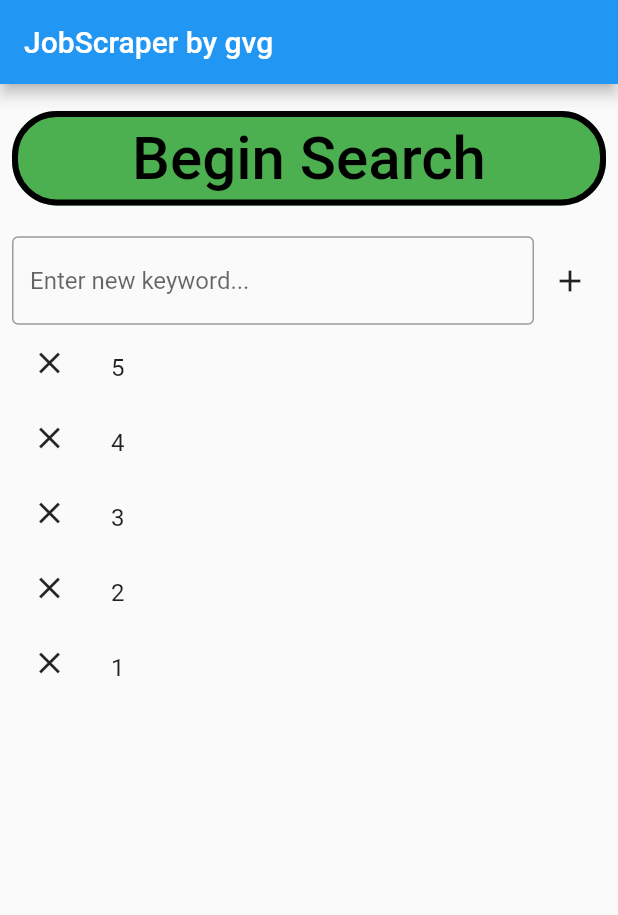
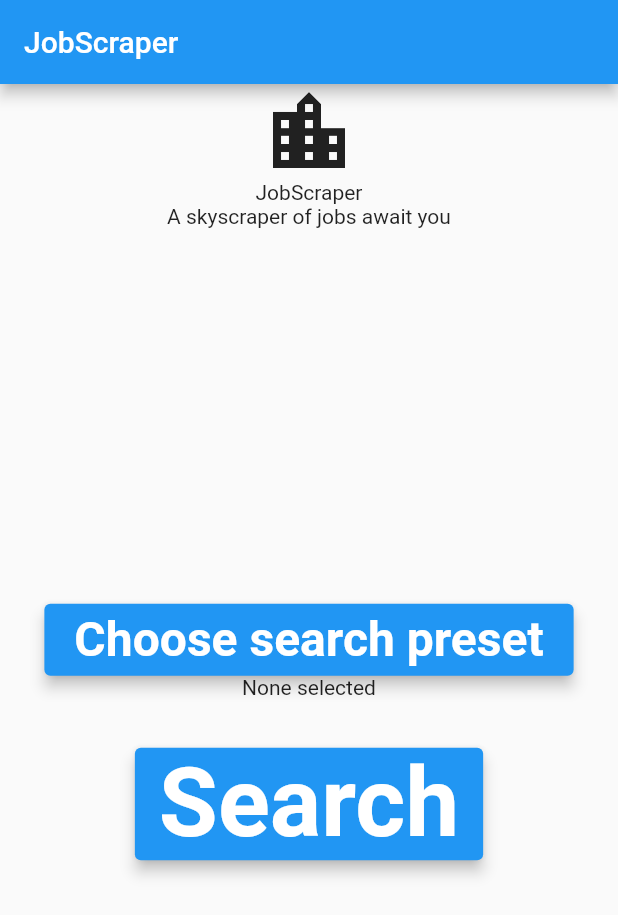
Before and after one commit to ClassyChameleon/gvg_job_scraper, a Flutter app: the screen it shows after launch, on a phone screen of 412 x 824 dp. Shown: the top 915 px of the screen. Run offline on Flutter 3.47's test engine with Material 2 defaults, Android fonts, the light colour scheme and no system bars.

Commit message:
Planning and home page added

```diff
--- /dev/null
+++ b/lib/components/app_bar.dart
@@ -0,0 +1,9 @@
+import 'package:flutter/material.dart';
+
+// The AppBar to be used for all pages
+class GlobalAppBar extends AppBar {
+  GlobalAppBar({super.key})
+      : super(
+          title: const Text('JobScraper'),
+        );
+}
--- /dev/null
+++ b/lib/database/schema.dart
@@ -0,0 +1,6 @@
+// Go over your database. Keywords and search presets might use redundant table.
+List<String> createTables = [
+  'CREATE TABLE search_presets(preset_name VARCHAR PRIMARY KEY)',
+  'CREATE TABLE keywords(keyword VARCHAR PRIMARY KEY)',
+  'CREATE TABLE search_presets_and_keywords',
+];
--- a/lib/main.dart
+++ b/lib/main.dart
@@ -1,7 +1,7 @@
 // ignore_for_file: prefer_const_constructors, prefer_const_literals_to_create_immutables
 
 import 'package:flutter/material.dart';
-import 'package:flutter/services.dart';
+import 'package:gvg_job_scraper/pages/home.dart';
 
 void main() {
   runApp(const MainApp());
@@ -26,116 +26,8 @@
 
   @override
   Widget build(BuildContext context) {
-    return MaterialApp(
-      home: Scaffold(
-        appBar: AppBar(
-          title: Text('JobScraper by gvg'),
-        ),
-        body: Padding(
-          padding: EdgeInsets.all(8),
-          child: Column(
-            mainAxisAlignment: MainAxisAlignment.center,
-            crossAxisAlignment: CrossAxisAlignment.center,
-            children: [
-              SizedBox(
-                height: 10,
-              ),
-              TextButton(
-                onPressed: onPressed,
-                style: ButtonStyle(
-                  backgroundColor:
-                      MaterialStatePropertyAll<Color>(Colors.green),
-                  shape: MaterialStateProperty.all(
-                    RoundedRectangleBorder(
-                        borderRadius: BorderRadius.circular(30.0),
-                        side: BorderSide(color: Colors.black, width: 4.0)),
-                  ),
-                ),
-                child: Row(
-                  mainAxisAlignment: MainAxisAlignment.center,
-                  children: [
-                    Text('Begin Search',
-                        style: TextStyle(color: Colors.black, fontSize: 40.0)),
-                  ],
-                ),
-              ),
-              SizedBox(
-                height: 20,
-              ),
-              SizedBox(
-                height: 60.0,
-                width: 500.0,
-                child: Row(
-                  crossAxisAlignment: CrossAxisAlignment.center,
-                  mainAxisAlignment: MainAxisAlignment.center,
-                  children: [
-                    Expanded(
-                      child: TextField(
-                        controller: textController,
-                        decoration: InputDecoration(
-                          border: OutlineInputBorder(),
-                          hintText: 'Enter new keyword...',
-                        ),
-                      ),
-                    ),
-                    Row(
-                      children: [
-                        IconButton(
-                          onPressed: addKeyword,
-                          icon: Icon(Icons.add),
-                        )
-                      ],
-                    ),
-                  ],
-                ),
-              ),
-              Expanded(
-                child: ListView.builder(
-                  itemCount: keywords.length,
-                  itemBuilder: (BuildContext context, int index) {
-                    return Row(
-                      crossAxisAlignment: CrossAxisAlignment.end,
-                      children: [
-                        SizedBox(
-                          height: 50,
-                          width: 50,
-                          child: IconButton(
-                            onPressed: () {
-                              keywords.remove(keywords
-                                  .elementAt(keywords.length - index - 1));
-                              setState(() {});
-                            },
-                            icon: Icon(Icons.close),
-                          ),
-                        ),
-                        SizedBox(
-                          height: 50,
-                          width: 320,
-                          child: ListTile(
-                            title: Text(
-                              keywords.elementAt(keywords.length - index - 1),
-                              maxLines: 3,
-                              overflow: TextOverflow.fade,
-                            ),
-                          ),
-                        ),
-                      ],
-                    );
-                  },
-                ),
-              ),
-            ],
-          ),
-        ),
-      ),
-    );
+    return MaterialApp(routes: {
+      '/': (context) => Home(),
+    });
   }
-
-  addKeyword() {
-    keywords.add(textController.text);
-    textController.clear();
-    setState(() {});
-  }
-
-  void onPressed() {}
 }
--- /dev/null
+++ b/lib/pages/home.dart
@@ -0,0 +1,97 @@
+// ignore_for_file: prefer_const_constructors, sort_child_properties_last, prefer_const_literals_to_create_immutables
+
+import 'package:flutter/material.dart';
+import 'package:gvg_job_scraper/components/app_bar.dart';
+
+class Home extends StatefulWidget {
+  const Home({super.key});
+
+  @override
+  State<Home> createState() => _HomeState();
+}
+
+class _HomeState extends State<Home> {
+  @override
+  Widget build(BuildContext context) {
+    return Scaffold(
+      appBar: GlobalAppBar(),
+      body: Center(
+        child: Column(
+          children: [
+            Column(
+              mainAxisAlignment: MainAxisAlignment.start,
+              crossAxisAlignment: CrossAxisAlignment.center,
+              children: [
+                Icon(
+                  Icons.location_city,
+                  size: 64,
+                ),
+                Text(
+                  'JobScraper',
+                ),
+                Text(
+                  'A skyscraper of jobs await you',
+                ),
+              ],
+            ),
+            Expanded(
+              child: Column(
+                mainAxisAlignment: MainAxisAlignment.center,
+                crossAxisAlignment: CrossAxisAlignment.center,
+                children: [
+                  Column(
+                    children: [
+                      ElevatedButton(
+                        onPressed: onPressed,
+                        style: ElevatedButton.styleFrom(
+                          backgroundColor: Colors.blue,
+                          elevation: 4,
+                          padding: EdgeInsets.fromLTRB(20, 5, 20, 5),
+                        ),
+                        child: Text(
+                          'Choose search preset',
+                          style: TextStyle(
+                            fontSize: 32,
+                            fontWeight: FontWeight.bold,
+                            color: Colors.white,
+                          ),
+                        ),
+                      ),
+                      Text(
+                        'None selected',
+                      ),
+                    ],
+                  ),
+                  SizedBox(
+                    height: 32,
+                  ),
+                  Column(
+                    children: [
+                      ElevatedButton(
+                        onPressed: onPressed,
+                        style: ElevatedButton.styleFrom(
+                          backgroundColor: Colors.blue,
+                          elevation: 4,
+                        ),
+                        child: Text(
+                          'Search',
+                          style: TextStyle(
+                            fontSize: 64,
+                            fontWeight: FontWeight.bold,
+                            color: Colors.white,
+                          ),
+                        ),
+                      ),
+                    ],
+                  ),
+                ],
+              ),
+            ),
+          ],
+        ),
+      ),
+    );
+  }
+
+  void onPressed() {}
+}
```
Also changed, not shown: lib/classes/search_preset.dart (added, +7 -0 lines), lib/pages/presets.dart (added, +18 -0 lines), lib/pages/search_words.dart (added, +134 -0 lines), lib/pages/html.dart (added), lib/pages/preset.dart (added), lib/pages/search.dart (added).
